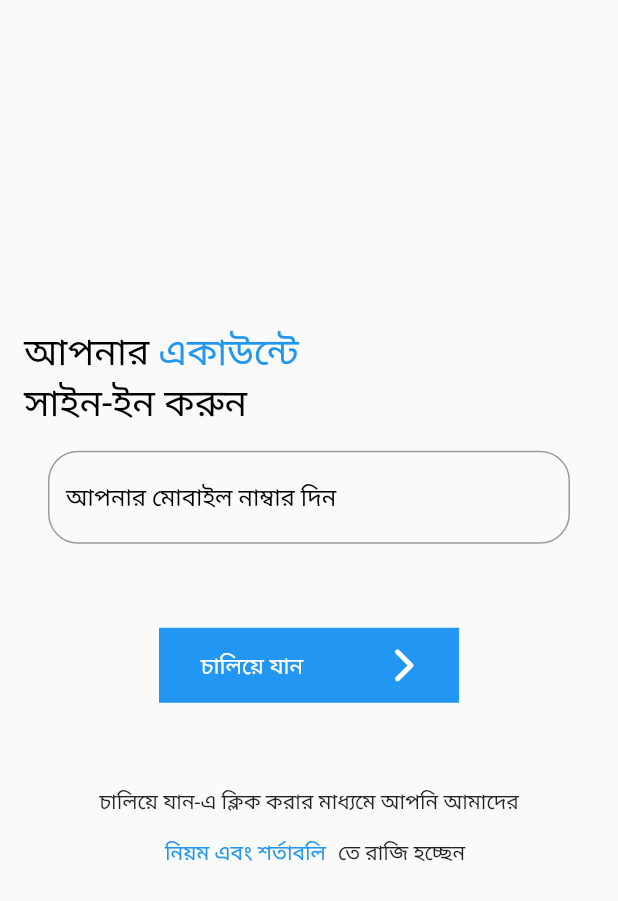
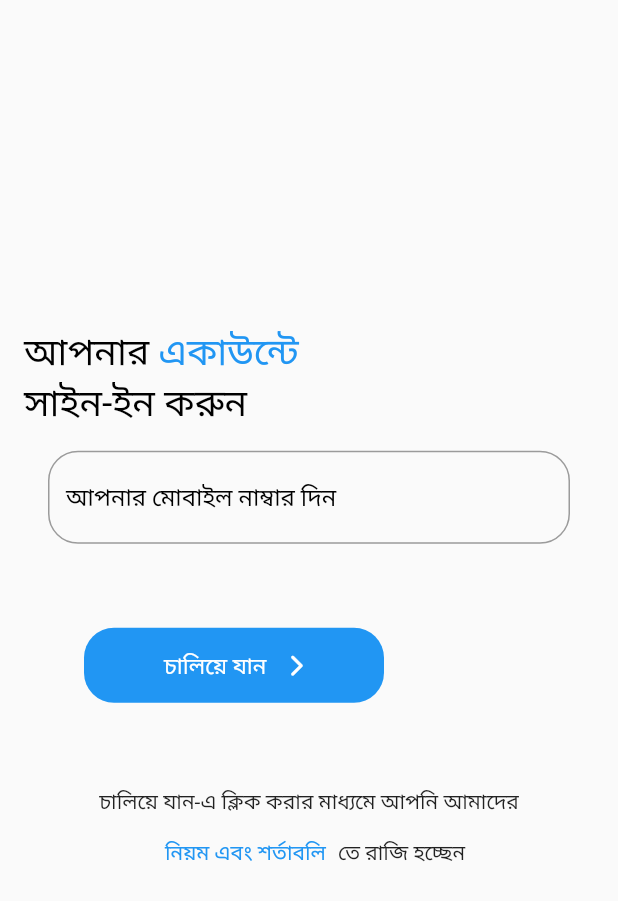
Before and after one commit to RidwanaTripti/contact_manager_flutter, a Flutter app: the screen it shows after launch, after a tap on "নতুন একাউন্ট তৈরী করুন", on a phone screen of 412 x 824 dp. Shown: the top 901 px of the screen. Run offline on Flutter 3.47's test engine with Material 2 defaults, Android fonts, the phone set to English and light mode, and no system bars; our stand-ins replace another_flushbar, fluttertoast, font_awesome_flutter, pinput.

Commit message:
new update

```diff
--- a/lib/utils/utils.dart
+++ b/lib/utils/utils.dart
@@ -42,15 +42,14 @@ class Utils {
     );
   }
 
+//custom button with icon
   static customiconButton(
     String buttonText,
     IconData iconData,
     Color color,
-    BorderRadius borderRadius,
     Function()? onTap,
   ) {
-    return Center(
-      child: Material(
+    return Material(
       elevation: 0.0,
       borderRadius: BorderRadius.circular(12.0),
       child: InkWell(
@@ -59,9 +58,11 @@ class Utils {
           child: Container(
             height: 50.0,
             width: 200.0,
+            decoration: BoxDecoration(
                 color: color,
+                borderRadius: const BorderRadius.all(Radius.circular(20))),
             child: Row(
-                mainAxisAlignment: MainAxisAlignment.spaceAround,
+              mainAxisAlignment: MainAxisAlignment.center,
               children: [
                 Text(
                   buttonText,
@@ -71,12 +72,13 @@ class Utils {
                       color: Colors.white,
                       fontWeight: FontWeight.w400),
                 ),
+                const SizedBox(width: 10),
                 Icon(
                   iconData,
                   color: Colors.white,
+                  size: 15.0,
                 ),
               ],
-              ),
             ),
           ),
         ),
@@ -84,22 +86,23 @@ class Utils {
     );
   }
 
+//custom button without icon
   static customonlyButton(
     String buttonText,
     Color color,
-    BorderRadius borderRadius,
     Function()? onTap,
   ) {
     return Material(
       elevation: 0.0,
       child: InkWell(
-        borderRadius: borderRadius,
         onTap: onTap,
         child: Expanded(
           child: Container(
             height: 50.0,
             width: 250.0,
+            decoration: BoxDecoration(
                 color: color,
+                borderRadius: const BorderRadius.all(Radius.circular(20))),
             child: Row(
               mainAxisAlignment: MainAxisAlignment.center,
               children: [
--- a/lib/view/login_screen.dart
+++ b/lib/view/login_screen.dart
@@ -11,6 +11,8 @@ class LoginScreen extends StatefulWidget {
 }
 
 class _LoginScreenState extends State<LoginScreen> {
+  ValueNotifier<bool> _passwordVisibility = ValueNotifier(true);
+
   TextEditingController _numberController = TextEditingController();
   TextEditingController _passwordController = TextEditingController();
 
@@ -71,12 +73,24 @@ class _LoginScreenState extends State<LoginScreen> {
                             _numberFocusNode, _passwordFocusNode, context),
                       ),
                       const SizedBox(height: 20),
-                      Container(
-                        child: TextFormField(
+                      ValueListenableBuilder(
+                        valueListenable: _passwordVisibility,
+                        builder: (context, value, child) => TextFormField(
                           controller: _passwordController,
                           focusNode: _passwordFocusNode,
+                          obscureText: _passwordVisibility.value,
                           keyboardType: TextInputType.multiline,
                           decoration: InputDecoration(
+                            suffixIcon: InkWell(
+                              child: _passwordVisibility.value
+                                  ? Icon(FontAwesomeIcons.solidEyeSlash,
+                                      size: 15)
+                                  : Icon(FontAwesomeIcons.solidEye, size: 15),
+                              onTap: () {
+                                _passwordVisibility.value =
+                                    !_passwordVisibility.value;
+                              },
+                            ),
                             hintText: "আপনার পাসওয়ার্ড দিন",
                             hintStyle: const TextStyle(color: Colors.black),
                             border: OutlineInputBorder(
@@ -92,7 +106,6 @@ class _LoginScreenState extends State<LoginScreen> {
                               'প্রবেশ করুন',
                               FontAwesomeIcons.arrowRight,
                               Colors.blue,
-                              BorderRadius.circular(10.0),
                               () => Navigator.pushNamed(
                                   context, RoutesName.home)),
                           const SizedBox(height: 15),
@@ -111,7 +124,6 @@ class _LoginScreenState extends State<LoginScreen> {
                           Utils.customonlyButton(
                               "নতুন একাউন্ট তৈরী করুন",
                               Colors.blue,
-                              BorderRadius.circular(10.0),
                               () => Navigator.pushNamed(
                                   context, RoutesName.signin))
                         ],
--- a/lib/view/otp_screen.dart
+++ b/lib/view/otp_screen.dart
@@ -75,10 +75,7 @@ class _OTP_ScreenState extends State<OTP_Screen> {
                           decorationThickness: 2.0),
                     )),
                 const SizedBox(height: 20),
-                Utils.customonlyButton(
-                    "প্রবেশ করুন",
-                    Colors.blue,
-                    BorderRadius.circular(10.0),
+                Utils.customonlyButton("প্রবেশ করুন", Colors.blue,
                     () => Navigator.pushNamed(context, RoutesName.profile))
               ],
             ),
--- a/lib/view/signin_screen.dart
+++ b/lib/view/signin_screen.dart
@@ -1,9 +1,7 @@
-import 'package:another_flushbar/flushbar.dart';
 import 'package:contact_manager/utils/routes/routes_name.dart';
 import 'package:contact_manager/utils/utils.dart';
 import 'package:flutter/material.dart';
 import 'package:font_awesome_flutter/font_awesome_flutter.dart';
-// import 'package:project_sample_01/screens/otp_screen.dart';
 
 class SigninScreen extends StatefulWidget {
   const SigninScreen({super.key});
@@ -14,6 +12,7 @@ class SigninScreen extends StatefulWidget {
 
 class _SigninScreenState extends State<SigninScreen> {
   @override
+  TextEditingController _numberController = TextEditingController();
   Widget build(BuildContext context) {
     return SafeArea(
       child: Scaffold(
@@ -51,9 +50,9 @@ class _SigninScreenState extends State<SigninScreen> {
               Padding(
                 padding: const EdgeInsets.all(16.0),
                 child: Expanded(
-                  child: Container(
                   child: TextFormField(
-                      // keyboardType: TextInputType.number,
+                    controller: _numberController,
+                    keyboardType: TextInputType.number,
                     decoration: InputDecoration(
                       hintText: "আপনার মোবাইল নাম্বার দিন",
                       hintStyle: TextStyle(color: Colors.black),
@@ -64,18 +63,14 @@ class _SigninScreenState extends State<SigninScreen> {
                   ),
                 ),
               ),
-              ),
-              // SizedBox(height: 30),
               Padding(
                 padding: const EdgeInsets.all(40.0),
                 child: Utils.customiconButton(
                     "চালিয়ে যান ",
                     FontAwesomeIcons.chevronRight,
                     Colors.blue,
-                    BorderRadius.circular(10.0),
                     () => Navigator.pushNamed(context, RoutesName.form)),
               ),
-              // SizedBox(height: 300),
               Padding(
                 padding: const EdgeInsets.all(16.0),
                 child: Container(
```
Also changed, not shown: lib/view/form_screen.dart (+25 -4 lines). Lines whose indentation alone changed are shown as unchanged.
